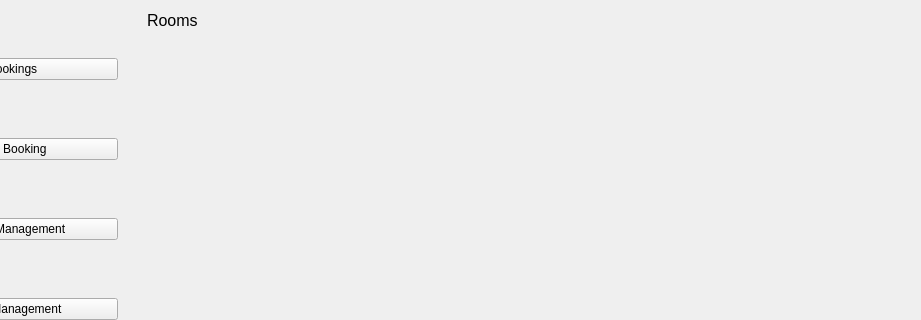
The window that main_window.ui (Yuting-H/LiteStay) describes before a commit, drawn with Qt 5; both pictures show x 103 to 1024 and y 0 to 320 of the 1024 by 600 pixel window.
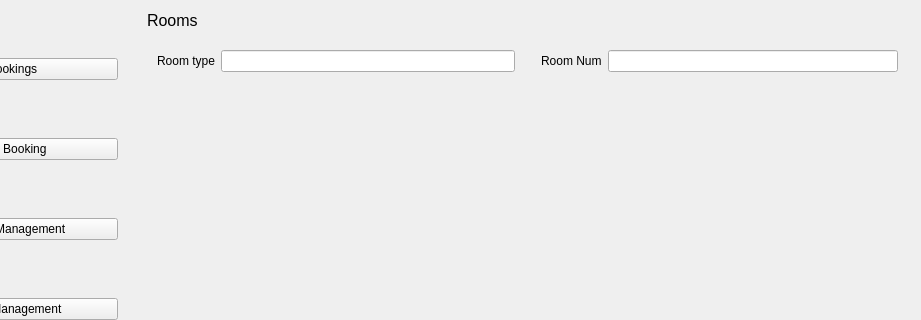
The same window after the commit. The open tabs and pages were chosen to show the change.

```diff
--- a/main_window.ui
+++ b/main_window.ui
@@ -365,6 +365,76 @@
        <string>Rooms</string>
       </property>
      </widget>
+     <widget class="QWidget" name="gridLayoutWidget_3">
+      <property name="geometry">
+       <rect>
+        <x>0</x>
+        <y>40</y>
+        <width>761</width>
+        <height>171</height>
+       </rect>
+      </property>
+      <layout class="QGridLayout" name="user_input_2">
+       <item row="0" column="0">
+        <layout class="QFormLayout" name="form_left_3">
+         <property name="labelAlignment">
+          <set>Qt::AlignmentFlag::AlignLeading|Qt::AlignmentFlag::AlignLeft|Qt::AlignmentFlag::AlignTop</set>
+         </property>
+         <property name="leftMargin">
+          <number>10</number>
+         </property>
+         <property name="topMargin">
+          <number>10</number>
+         </property>
+         <property name="rightMargin">
+          <number>10</number>
+         </property>
+         <property name="bottomMargin">
+          <number>10</number>
+         </property>
+         <item row="0" column="0">
+          <widget class="QLabel" name="label_2">
+           <property name="text">
+            <string>Room type</string>
+           </property>
+          </widget>
+         </item>
+         <item row="0" column="1">
+          <widget class="QLineEdit" name="lineEdit_2"/>
+         </item>
+        </layout>
+       </item>
+       <item row="0" column="1">
+        <layout class="QFormLayout" name="form_right_3">
+         <property name="labelAlignment">
+          <set>Qt::AlignmentFlag::AlignLeading|Qt::AlignmentFlag::AlignLeft|Qt::AlignmentFlag::AlignTop</set>
+         </property>
+         <property name="leftMargin">
+          <number>10</number>
+         </property>
+         <property name="topMargin">
+          <number>10</number>
+         </property>
+         <property name="rightMargin">
+          <number>10</number>
+         </property>
+         <property name="bottomMargin">
+          <number>10</number>
+         </property>
+         <item row="0" column="0">
+          <widget class="QLabel" name="label_19">
+           <property name="text">
+            <string>Room Num</string>
+           </property>
+          </widget>
+         </item>
+         <item row="0" column="1">
+          <widget class="QLineEdit" name="lineEdit_13"/>
+         </item>
+        </layout>
+       </item>
+      </layout>
+     </widget>
     </widget>
     <widget class="QWidget" name="staff_page">
      <widget class="QLabel" name="staff_lbl">
```
Left out of the diff: 4 changed lines with no effect on the pictures.
